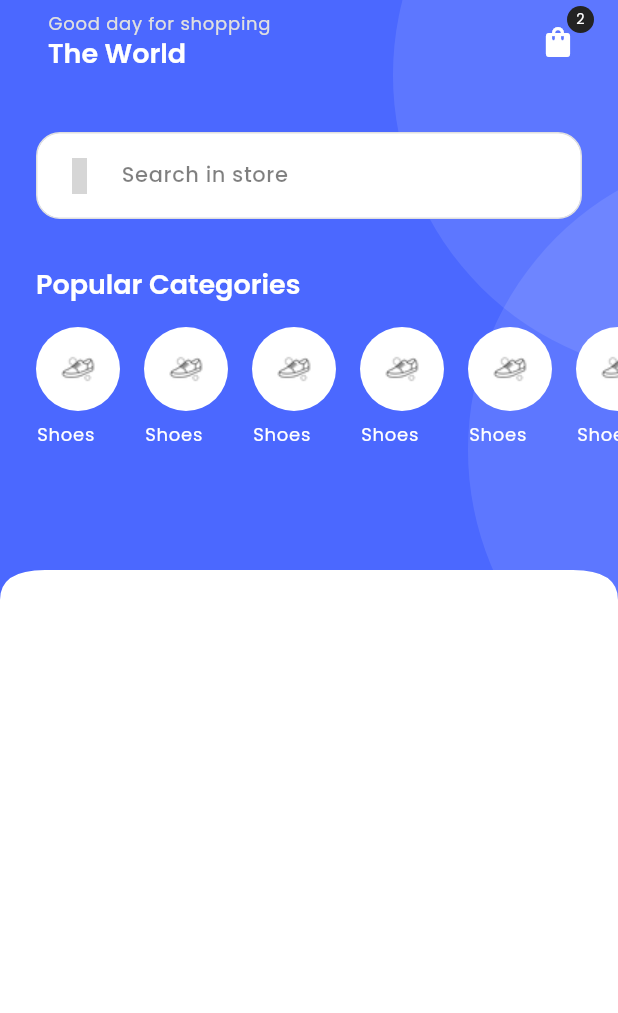
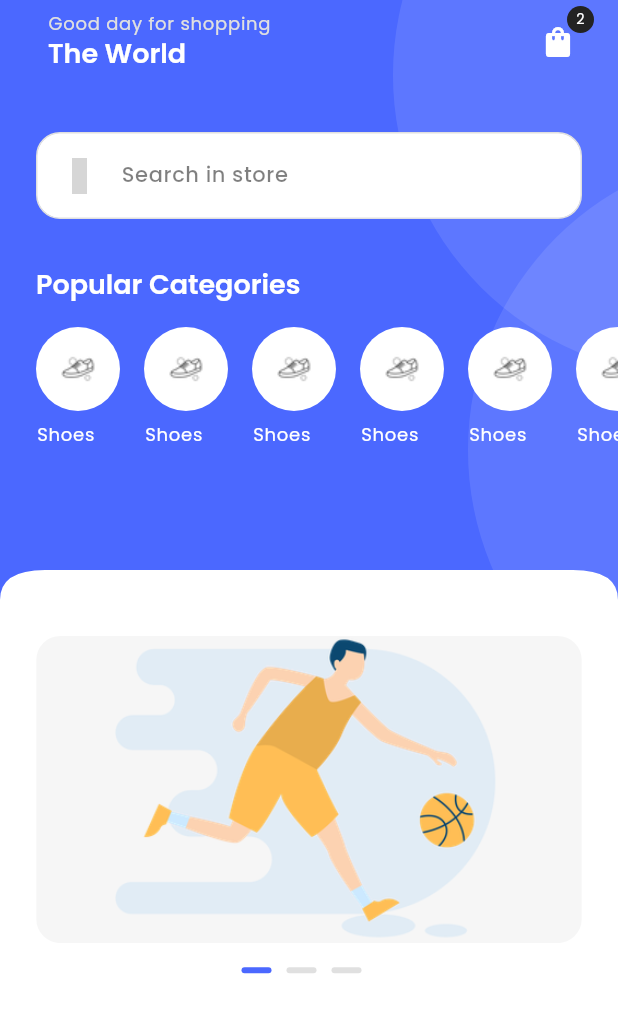
Before and after one commit to PhucLeDio/Ecommerce_Flutter, a Flutter app: the HomeScreen screen opened directly, on a phone screen of 412 x 824 dp. Shown: the top 1013 px of the screen. Run offline on Flutter 3.47's test engine with Material 3 defaults, Android fonts, the phone set to English and light mode, and no system bars; drawn by our look-alikes of carousel_slider; our stand-ins replace get, get_storage, iconsax, logger, smooth_page_indicator; accounts and stored records are empty; grey boxes are pictures that could not be loaded.

Commit message:
feat: Carousel Slider with Dots

```diff
--- a/lib/common/widgets/custom_shapes/containers/circular_container.dart
+++ b/lib/common/widgets/custom_shapes/containers/circular_container.dart
@@ -10,6 +10,7 @@ class TCircularContainer extends StatelessWidget {
     this.height = 400,
     this.radius = 400,
     this.padding = 0,
+    this.margin,
     this.backgroundColor = TColors.white,
   });
 
@@ -17,6 +18,7 @@ class TCircularContainer extends StatelessWidget {
   final double? height;
   final double radius;
   final double padding;
+  final EdgeInsets? margin;
   final Widget? child;
   final Color backgroundColor;
 
@@ -25,6 +27,7 @@ class TCircularContainer extends StatelessWidget {
     return Container(
       width: width,
       height: height,
+      margin: margin,
       padding: EdgeInsets.all(padding),
       decoration: BoxDecoration(
         borderRadius: BorderRadius.circular(radius),
--- /dev/null
+++ b/lib/common/widgets/images/t_rounded_image.dart
@@ -0,0 +1,49 @@
+import 'package:flutter/material.dart';
+
+import '../../../utils/constants/colors.dart';
+import '../../../utils/constants/sizes.dart';
+
+class TRoundedImage extends StatelessWidget {
+  const TRoundedImage({
+    super.key,
+    this.width,
+    this.height,
+    required this.imageUrl,
+    this.applyImageRadius = false,
+    this.border,
+    this.backgroundColor = TColors.light,
+    this.fit = BoxFit.contain,
+    this.padding,
+    this.isNetworkImage = false,
+    this.onPressed,
+    this.borderRadius = TSizes.md,
+  });
+
+  final double? width, height;
+  final String imageUrl;
+  final bool applyImageRadius;
+  final BoxBorder? border;
+  final Color backgroundColor;
+  final BoxFit? fit;
+  final EdgeInsetsGeometry? padding;
+  final bool isNetworkImage;
+  final VoidCallback? onPressed;
+  final double borderRadius;
+
+  @override
+  Widget build(BuildContext context) {
+    return GestureDetector(
+      onTap: onPressed,
+      child: Container(
+        width: width,
+        height: height,
+        padding: padding,
+        decoration: BoxDecoration(border: border, color: backgroundColor, borderRadius: BorderRadius.circular(borderRadius)),
+        child: ClipRRect(
+          borderRadius: BorderRadius.circular(TSizes.md),
+          child: Image(fit: fit, image: isNetworkImage ? NetworkImage(imageUrl) : AssetImage(imageUrl) as ImageProvider),
+        ),
+      ),
+    );
+  }
+}
--- /dev/null
+++ b/lib/features/shop/controllers/home_controller.dart
@@ -0,0 +1,11 @@
+import 'package:get/get.dart';
+
+class HomeController extends GetxController {
+  static HomeController get instance => Get.find();
+
+  final carousalCurrentIndex = 0.obs;
+
+  void updatePageIndicator(index) {
+    carousalCurrentIndex.value = index;
+  }
+}
--- a/lib/features/shop/screens/home/home.dart
+++ b/lib/features/shop/screens/home/home.dart
@@ -1,25 +1,20 @@
+import 'package:carousel_slider/carousel_slider.dart';
 import 'package:flutter/cupertino.dart';
 import 'package:flutter/material.dart';
+import 'package:flutter/painting.dart';
+import 'package:flutter/rendering.dart';
 import 'package:flutter/widgets.dart';
-import 'package:flutter_ecommerce/app.dart';
-import 'package:flutter_ecommerce/common/widgets/appbar/appbar.dart';
-import 'package:flutter_ecommerce/common/widgets/custom_shapes/curved_edges/curved_edges.dart';
+import 'package:flutter_ecommerce/common/widgets/custom_shapes/containers/circular_container.dart';
 import 'package:flutter_ecommerce/features/shop/screens/home/widgets/home_appbar.dart';
 import 'package:flutter_ecommerce/features/shop/screens/home/widgets/home_categories.dart';
+import 'package:flutter_ecommerce/features/shop/screens/home/widgets/promo_slider.dart';
 import 'package:flutter_ecommerce/utils/constants/colors.dart';
 import 'package:flutter_ecommerce/utils/constants/image_strings.dart';
 import 'package:flutter_ecommerce/utils/constants/sizes.dart';
-import 'package:flutter_ecommerce/utils/constants/text_strings.dart';
-import 'package:flutter_ecommerce/utils/device/device_utility.dart';
-import 'package:flutter_ecommerce/utils/helpers/helper_functions.dart';
-import 'package:iconsax/iconsax.dart';
 
-import '../../../../common/widgets/custom_shapes/containers/circular_container.dart';
 import '../../../../common/widgets/custom_shapes/containers/primary_header_container.dart';
 import '../../../../common/widgets/custom_shapes/containers/search_container.dart';
-import '../../../../common/widgets/custom_shapes/curved_edges/curved_edges_widget.dart';
-import '../../../../common/widgets/image_text_widgets/vertical_image_text.dart';
-import '../../../../common/widgets/products/cart/cart_menu_icon.dart';
+import '../../../../common/widgets/images/t_rounded_image.dart';
 import '../../../../common/widgets/texts/section_heading.dart';
 
 class HomeScreen extends StatelessWidget {
@@ -58,6 +53,12 @@ class HomeScreen extends StatelessWidget {
                 ],
               ),
             ),
+
+            /// Body
+            Padding(
+              padding: EdgeInsets.all(TSizes.defaultSpace),
+              child: TPromoSlider(banners: [TImages.promoBanner1, TImages.promoBanner2, TImages.promoBanner3],),
+            ),
           ],
         ),
       ),
--- /dev/null
+++ b/lib/features/shop/screens/home/widgets/promo_slider.dart
@@ -0,0 +1,49 @@
+import 'package:carousel_slider/carousel_slider.dart';
+import 'package:flutter/cupertino.dart';
+import 'package:flutter/material.dart';
+import 'package:flutter_ecommerce/features/shop/controllers/home_controller.dart';
+import 'package:flutter_ecommerce/utils/constants/colors.dart';
+import 'package:get/get.dart';
+import 'package:get/get_state_manager/get_state_manager.dart';
+
+import '../../../../../common/widgets/custom_shapes/containers/circular_container.dart';
+import '../../../../../common/widgets/images/t_rounded_image.dart';
+import '../../../../../utils/constants/image_strings.dart';
+import '../../../../../utils/constants/sizes.dart';
+
+class TPromoSlider extends StatelessWidget {
+  const TPromoSlider({
+    super.key, required this.banners,
+  });
+
+  final List<String> banners;
+
+  @override
+  Widget build(BuildContext context) {
+    final controller = Get.put(HomeController());
+
+    return Column(
+      children: [
+        CarouselSlider(
+          options: CarouselOptions(viewportFraction: 1, onPageChanged: (index, _) => controller.updatePageIndicator(index)),
+          items: banners.map((url) => TRoundedImage(imageUrl: url)).toList()
+        ),
+        const SizedBox(height: TSizes.spaceBtwItems),
+        Center(
+          child: Obx(() => Row(
+            mainAxisSize: MainAxisSize.min,
+            children: [
+              for (int i = 0; i < banners.length; i++)
+                TCircularContainer(
+                    width: 20,
+                    height: 4,
+                    margin: const EdgeInsets.only(right: 10),
+                    backgroundColor: controller.carousalCurrentIndex.value == i ? TColors.primary : TColors.grey
+                ),
+            ],
+          )),
+        )
+      ],
+    );
+  }
+}
--- a/lib/utils/constants/image_strings.dart
+++ b/lib/utils/constants/image_strings.dart
@@ -31,4 +31,10 @@ class TImages {
   static const String furnitureIcon = "assets/icons/categories/furniture.png";
   static const String jeweleryIcon = "assets/icons/categories/jewelry-set.png";
   static const String electronicsIcon = "assets/icons/categories/monitor.png";
+
+  // -- Banners
+  static const String promoBanner1 = "assets/images/banners/basketball.png";
+  static const String promoBanner2 = "assets/images/banners/buy-now-pay-later.png";
+  static const String promoBanner3 = "assets/images/banners/automatic-watering-machine.png";
+  static const String promoBanner4 = "assets/images/banners/web-surfing.png";
 }
--- a/pubspec.yaml
+++ b/pubspec.yaml
@@ -18,6 +18,7 @@ dependencies:
   intl: ^0.19.0
   logger: ^2.0.2+1
   url_launcher: ^6.2.5
+  carousel_slider: ^4.2.1
   flutter_native_splash: ^2.3.2
   smooth_page_indicator: ^1.1.0
 
@@ -47,6 +48,7 @@ flutter:
     - assets/images/on_boarding_images/
     - assets/images/animations/
     - assets/icons/categories/
+    - assets/images/banners/
 
   #----------Local font------------#
   fonts:
```
Also changed, not shown: assets/images/banners/automatic-watering-machine.png (added), assets/images/banners/basketball.png (added), assets/images/banners/buy-now-pay-later.png (added), assets/images/banners/web-surfing.png (added), pubspec.lock.
